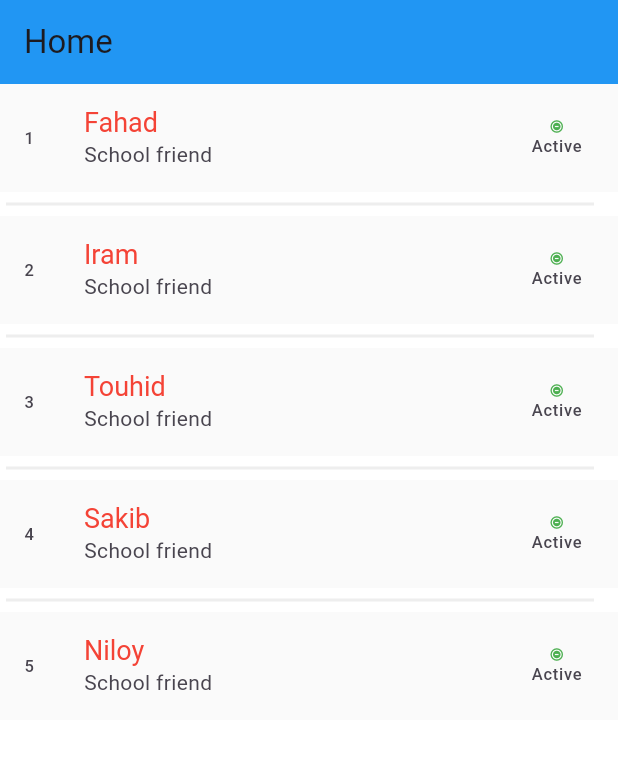
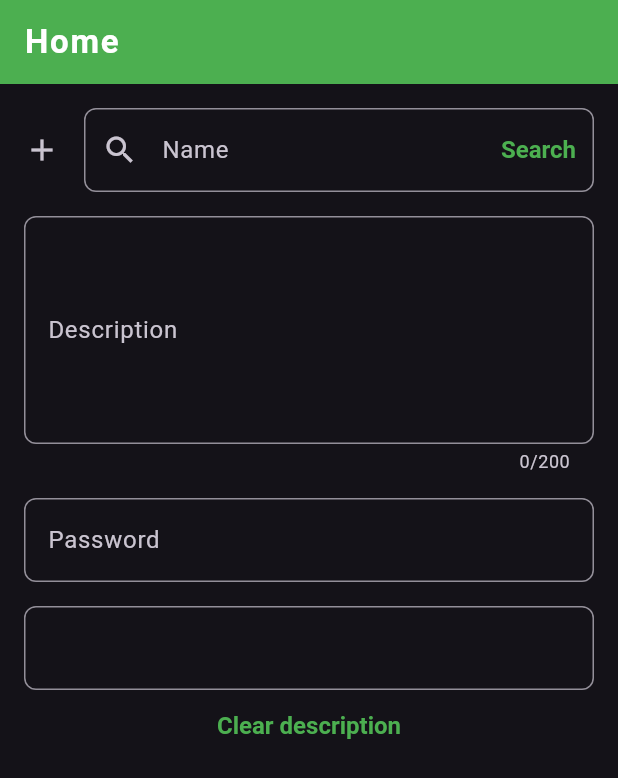
Before and after one commit to MdFarhadHossenImon/firstappofmine, a Flutter app: the screen it shows after launch, on a phone screen of 412 x 824 dp. Shown: the top 778 px of the screen. Run offline on Flutter 3.47's test engine with Material 3 defaults, Android fonts, the phone set to English and light mode, and no system bars.

Commit message:
S
class 3

```diff
--- a/lib/main.dart
+++ b/lib/main.dart
@@ -1,8 +1,7 @@
-
 // Current SDK version: 3.22.1
 import 'package:flutter/material.dart';
 
-// ListView, Gridview, SizedBox, ListTile, Divider
+// TextField
 
 void main() {
   runApp(IntroApp());
@@ -14,9 +13,110 @@ class IntroApp extends StatelessWidget {
   @override
   Widget build(BuildContext context) {
     return MaterialApp(
-      debugShowCheckedModeBanner: true,
+      debugShowCheckedModeBanner: false,
       home: Home(),
       title: 'Intro app',
+      theme: ThemeData(
+          brightness: Brightness.light,
+          appBarTheme: AppBarTheme(
+              backgroundColor: Colors.pink,
+              titleTextStyle: TextStyle(
+                  color: Colors.white,
+                  fontSize: 22,
+                  fontWeight: FontWeight.w700,
+                  letterSpacing: 1.2
+              )
+          ),
+          textButtonTheme: TextButtonThemeData(
+              style: TextButton.styleFrom(
+                  foregroundColor: Colors.pink,
+                  textStyle: TextStyle(
+                      fontSize: 16,
+                      fontWeight: FontWeight.w700
+                  )
+              )
+          ),
+          inputDecorationTheme: InputDecorationTheme(
+            border: OutlineInputBorder(
+                borderRadius: BorderRadius.circular(8),
+                borderSide: BorderSide(
+                    color: Colors.green,
+                    width: 2
+                )
+            ),
+            disabledBorder: OutlineInputBorder(
+                borderRadius: BorderRadius.circular(8),
+                borderSide: BorderSide(
+                    color: Colors.green,
+                    width: 2
+                )
+            ),
+            focusedBorder: OutlineInputBorder(
+                borderRadius: BorderRadius.circular(8),
+                borderSide: BorderSide(
+                    color: Colors.blueAccent,
+                    width: 2
+                )
+            ),
+            labelStyle: TextStyle(
+                fontSize: 16
+            ),
+            hintStyle: TextStyle(
+                color: Colors.purple.shade200
+            ),
+          )
+      ),
+      darkTheme: ThemeData(
+          brightness: Brightness.dark,
+          appBarTheme: AppBarTheme(
+              backgroundColor: Colors.green,
+              titleTextStyle: TextStyle(
+                  color: Colors.white,
+                  fontSize: 22,
+                  fontWeight: FontWeight.w700,
+                  letterSpacing: 1.2
+              )
+          ),
+          textButtonTheme: TextButtonThemeData(
+              style: TextButton.styleFrom(
+                  foregroundColor: Colors.green,
+                  textStyle: TextStyle(
+                      fontSize: 16,
+                      fontWeight: FontWeight.w700
+                  )
+              )
+          ),
+          inputDecorationTheme: InputDecorationTheme(
+            border: OutlineInputBorder(
+                borderRadius: BorderRadius.circular(8),
+                borderSide: BorderSide(
+                    color: Colors.green,
+                    width: 2
+                )
+            ),
+            disabledBorder: OutlineInputBorder(
+                borderRadius: BorderRadius.circular(8),
+                borderSide: BorderSide(
+                    color: Colors.green,
+                    width: 2
+                )
+            ),
+            focusedBorder: OutlineInputBorder(
+                borderRadius: BorderRadius.circular(8),
+                borderSide: BorderSide(
+                    color: Colors.blueAccent,
+                    width: 2
+                )
+            ),
+            labelStyle: TextStyle(
+                fontSize: 16
+            ),
+            hintStyle: TextStyle(
+                color: Colors.purple.shade200
+            ),
+          )
+      ),
+      themeMode: ThemeMode.dark,
     );
   }
 }
@@ -29,232 +129,120 @@ class Home extends StatefulWidget {
 }
 
 class _HomeState extends State<Home> {
-  List<String> friendList = ['Fahad', 'Iram', 'Touhid', 'Sakib', 'Niloy'];
+  TextEditingController _descriptionTEController = TextEditingController();
+
+  @override
+  Widget build(BuildContext context) {
+    return Scaffold(
+      appBar: AppBar(
+        title: Text('Home'),
+        // backgroundColor: Colors.blue,
+      ),
+      body: SingleChildScrollView(
+        child: Padding(
+          padding: const EdgeInsets.all(16.0),
+          child: Column(
+            children: [
+              TextField(
+                enabled: true,
+                decoration: InputDecoration(
+                  label: Text('Name'),
+                  labelStyle: TextStyle(
+                      fontSize: 16
+                  ),
+                  hintText: 'Enter your name',
+                  hintStyle: TextStyle(
+                      color: Colors.green.shade200
+                  ),
+                  icon: Icon(Icons.add),
+                  prefixIcon: Icon(Icons.search),
+                  suffixIcon: TextButton(
+                    child: Text('Search'),
+                    onPressed: () {},
+                  ),
+                  border: OutlineInputBorder(
+                      borderRadius: BorderRadius.circular(8),
+                      borderSide: BorderSide(
+                          color: Colors.green,
+                          width: 2
+                      )
+                  ),
+                  disabledBorder: OutlineInputBorder(
+                      borderRadius: BorderRadius.circular(8),
+                      borderSide: BorderSide(
+                          color: Colors.green,
+                          width: 2
+                      )
+                  ),
+                  focusedBorder: OutlineInputBorder(
+                      borderRadius: BorderRadius.circular(8),
+                      borderSide: BorderSide(
+                          color: Colors.blueAccent,
+                          width: 2
+                      )
+                  ),
+                ),
+              ),
+              SizedBox(height: 16),
+              TextField(
+                controller: _descriptionTEController,
+                enabled: true,
+                maxLines: 5,
+                maxLength: 200,
+                onTap: () {
+                  print('Tapped on textfield');
+                },
+                onChanged: (String value) {
+                  print(value);
+                },
+                decoration: InputDecoration(
+                  label: Text('Description'),
+                  labelStyle: TextStyle(
+                      fontSize: 16
+                  ),
+                  hintText: 'Enter your description',
+                ),
+              ),
+              SizedBox(height: 16),
+              TextField(
+                enabled: true,
+                onChanged: (String value) {
+                  print(value);
+                },
+                obscureText: true,
+                controller: TextEditingController(),
+                decoration: InputDecoration(
+                  label: Text('Password'),
+                  labelStyle: TextStyle(
+                      fontSize: 16
+                  ),
+                  hintText: 'Enter your password',
+                ),
+              ),
+              SizedBox(height: 16),
+              TextField(),
+              TextButton(onPressed: () {
+                // _descriptionTEController.text = 'clear';
+                _descriptionTEController.clear();
+              }, child: Text('Clear description'))
+            ],
+          ),
+        ),
+      ),
+    );
+  }
+}
+
+class SettingsScreen extends StatelessWidget {
+  const SettingsScreen({super.key});
 
   @override
   Widget build(BuildContext context) {
     return Scaffold(
       backgroundColor: Colors.white,
       appBar: AppBar(
-        title: Text('Home'),
-        backgroundColor: Colors.blue,
+        title: Text('Settings'),
       ),
-      // body: ListView(
-      //   children: [
-      //     SizedBox(
-      //       height: 100,
-      //       width: 100,
-      //       child: Center(
-      //         child: Text('Box 1'),
-      //       ),
-      //     ),
-      //     SizedBox(
-      //       height: 100,
-      //       width: 100,
-      //       child: Center(
-      //         child: Text('Box 2'),
-      //       ),
-      //     ),
-      //     SizedBox(
-      //       height: 100,
-      //       width: 100,
-      //       child: Center(
-      //         child: Text('Box 3'),
-      //       ),
-      //     ),
-      //     SizedBox(
-      //       height: 100,
-      //       width: 100,
-      //       child: Center(
-      //         child: Text('Box 1'),
-      //       ),
-      //     ),
-      //     SizedBox(
-      //       height: 100,
-      //       width: 100,
-      //       child: Center(
-      //         child: Text('Box 2'),
-      //       ),
-      //     ),
-      //     SizedBox(
-      //       height: 100,
-      //       width: 100,
-      //       child: Center(
-      //         child: Text('Box 3'),
-      //       ),
-      //     ),
-      //     SizedBox(
-      //       height: 100,
-      //       width: 100,
-      //       child: Center(
-      //         child: Text('Box 1'),
-      //       ),
-      //     ),
-      //     SizedBox(
-      //       height: 100,
-      //       width: 100,
-      //       child: Center(
-      //         child: Text('Box 2'),
-      //       ),
-      //     ),
-      //     SizedBox(
-      //       height: 100,
-      //       width: 100,
-      //       child: Center(
-      //         child: Text('Box 3'),
-      //       ),
-      //     ),
-      //     SizedBox(
-      //       height: 100,
-      //       width: 100,
-      //       child: Center(
-      //         child: Text('Box 1'),
-      //       ),
-      //     ),
-      //     SizedBox(
-      //       height: 100,
-      //       width: 100,
-      //       child: Center(
-      //         child: Text('Box 2'),
-      //       ),
-      //     ),
-      //     SizedBox(
-      //       height: 100,
-      //       width: 100,
-      //       child: Center(
-      //         child: Text('Box 3'),
-      //       ),
-      //     ),
-      //     SizedBox(
-      //       height: 100,
-      //       width: 100,
-      //       child: Center(
-      //         child: Text('Box 1'),
-      //       ),
-      //     ),
-      //     SizedBox(
-      //       height: 100,
-      //       width: 100,
-      //       child: Center(
-      //         child: Text('Box 2'),
-      //       ),
-      //     ),
-      //     SizedBox(
-      //       height: 100,
-      //       width: 100,
-      //       child: Center(
-      //         child: Text('Box 3'),
-      //       ),
-      //     ),
-      //     SizedBox(
-      //       height: 100,
-      //       width: 100,
-      //       child: Center(
-      //         child: Text('Box 1'),
-      //       ),
-      //     ),
-      //     SizedBox(
-      //       height: 100,
-      //       width: 100,
-      //       child: Center(
-      //         child: Text('Box 2'),
-      //       ),
-      //     ),
-      //     SizedBox(
-      //       height: 100,
-      //       width: 100,
-      //       child: Center(
-      //         child: Text('Box 3'),
-      //       ),
-      //     ),
-      //   ],
-      // ),
-      // body: ListView.builder(
-      //   itemCount: 1000, // 0-999
-      //   itemBuilder: (context, index) {
-      //     return SizedBox(
-      //       width: 100,
-      //       height: 100,
-      //       child: Center(child: Text(index.toString())),
-      //     );
-      //   },
-      // ),
-      // body: ListView.builder(
-      //   itemCount: friendList.length,
-      //   // scrollDirection: Axis.horizontal,
-      //   itemBuilder: (context, index) {
-      //     return Text(friendList[index]);
-      //   },
-      // ),
-      body: ListView.separated(
-        itemCount: friendList.length,
-        // scrollDirection: Axis.horizontal,
-        itemBuilder: (context, index) {
-          return ListTile(
-            tileColor: Colors.grey.shade50,
-            title: Text(friendList[index]),
-            subtitle: Text('School friend'),
-            trailing: Column(
-              mainAxisAlignment: MainAxisAlignment.center,
-              children: [
-                Icon(Icons.do_not_disturb_on_total_silence, color: Colors.green, size: 10,),
-                Text('Active')
-              ],
-            ),
-            leading: Text((index+1).toString()),
-            onTap: () {
-              print('$index item tapped');
-            },
-            titleTextStyle: TextStyle(
-                fontSize: 18,
-                color: Colors.red
-            ),
-          );
-        },
-        separatorBuilder: (context, index) {
-          return Divider(
-            color: Colors.grey.shade200,
-            thickness: 2,
-            endIndent: 16,
-            indent: 4,
-          );
-          // return Text('This is $index separator');
-        },
-      ),
-      // body: GridView.builder(
-      //   gridDelegate: SliverGridDelegateWithFixedCrossAxisCount(
-      //     crossAxisCount: 3,
-      //     crossAxisSpacing: 4,
-      //     mainAxisSpacing: 10,
-      //     childAspectRatio: 1
-      //   ),
-      //   itemCount: friendList.length,
-      //   itemBuilder: (context, index) {
-      //     return Column(
-      //       children: [
-      //         Text(index.toString()),
-      //         Text(friendList[index]),
-      //       ],
-      //     );
-      //   },
-      // ),
-      // body: GridView.builder(
-      //   gridDelegate: SliverGridDelegateWithFixedCrossAxisCount(
-      //     crossAxisCount: 3,
-      //     crossAxisSpacing: 4,
-      //     mainAxisSpacing: 10,
-      //     childAspectRatio: 1
-      //   ),
-      //   itemCount: friendList.length,
-      //   itemBuilder: (context, index) {
-      //     return Column(
-      //       children: [
-      //         Text(index.toString()),
-      //         Text(friendList[index]),
-      //       ],
-      //     );
-      //   },
-      // ),
     );
   }
 }
```
Also changed, not shown: pubspec.yaml (+9 -86 lines), Assets/Images/app home page.jpg (deleted), pubspec.lock, 4 other files.
